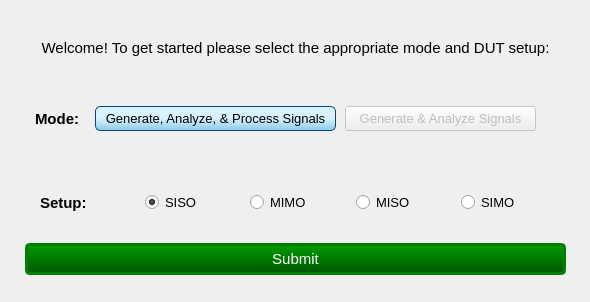
Before: the Qt Designer form dutsetup.ui in ItsSpicee/peprs, drawn with Qt 5.
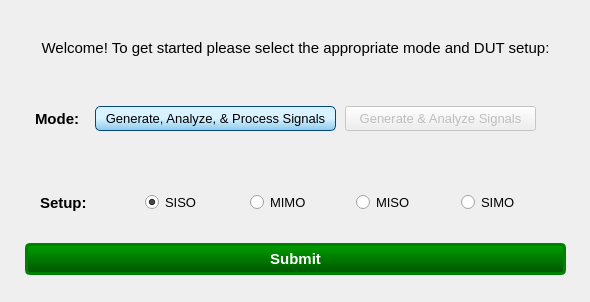
After: the same form once the commit is applied.

Diff of the .ui file:
```diff
--- a/dutsetup.ui
+++ b/dutsetup.ui
@@ -282,6 +282,8 @@
          <font>
           <family>Arial</family>
           <pointsize>11</pointsize>
+          <weight>75</weight>
+          <bold>true</bold>
          </font>
         </property>
         <property name="cursor">
```
